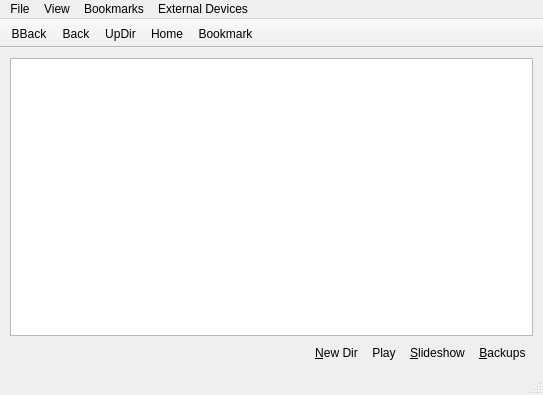
Old version of the form lumina/lumina-fm/MainUI.ui in the repository trueos/pcbsd.
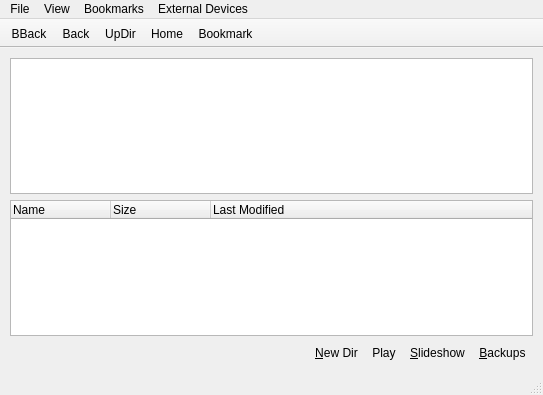
New version of the form. The open tabs and pages were chosen to show the change.

Commit message: Get the lumina file manager converted over to a different backend system for querying the directory contents and implement the 3 different types of view modes - detailed list, basic list, and icons. Because of this, it also displays the appropriate icon for each file based on it's mime-type.

What changed in the file:
```diff
--- a/lumina/lumina-fm/MainUI.ui
+++ b/lumina/lumina-fm/MainUI.ui
@@ -28,13 +28,71 @@
         <item row="0" column="0">
          <layout class="QVBoxLayout" name="verticalLayout_browser">
           <item>
-           <widget class="QTreeView" name="tree_dir_view">
-            <property name="focusPolicy">
-             <enum>Qt::StrongFocus</enum>
+           <widget class="QListWidget" name="list_dir_widget">
+            <property name="selectionMode">
+             <enum>QAbstractItemView::ExtendedSelection</enum>
             </property>
+            <property name="isWrapping" stdset="0">
+             <bool>true</bool>
+            </property>
+            <property name="uniformItemSizes">
+             <bool>true</bool>
+            </property>
+            <property name="selectionRectVisible">
+             <bool>true</bool>
+            </property>
+           </widget>
+          </item>
+          <item>
+           <widget class="QTreeWidget" name="tree_dir_widget">
+            <property name="contextMenuPolicy">
+             <enum>Qt::CustomContextMenu</enum>
+            </property>
             <property name="selectionMode">
              <enum>QAbstractItemView::ExtendedSelection</enum>
             </property>
+            <property name="iconSize">
+             <size>
+              <width>20</width>
+              <height>20</height>
+             </size>
+            </property>
+            <property name="indentation">
+             <number>0</number>
+            </property>
+            <property name="itemsExpandable">
+             <bool>false</bool>
+            </property>
+            <property name="sortingEnabled">
+             <bool>false</bool>
+            </property>
+            <property name="expandsOnDoubleClick">
+             <bool>false</bool>
+            </property>
+            <attribute name="headerDefaultSectionSize">
+             <number>100</number>
+            </attribute>
+            <attribute name="headerMinimumSectionSize">
+             <number>70</number>
+            </attribute>
+            <attribute name="headerShowSortIndicator" stdset="0">
+             <bool>false</bool>
+            </attribute>
+            <column>
+             <property name="text">
+              <string notr="true">Name</string>
+             </property>
+            </column>
+            <column>
+             <property name="text">
+              <string>Size</string>
+             </property>
+            </column>
+            <column>
+             <property name="text">
+              <string>Last Modified</string>
+             </property>
+            </column>
            </widget>
           </item>
           <item>
```
Left out of the diff: 7 changed lines with no effect on the pictures. The commit also changes 2 other files.
